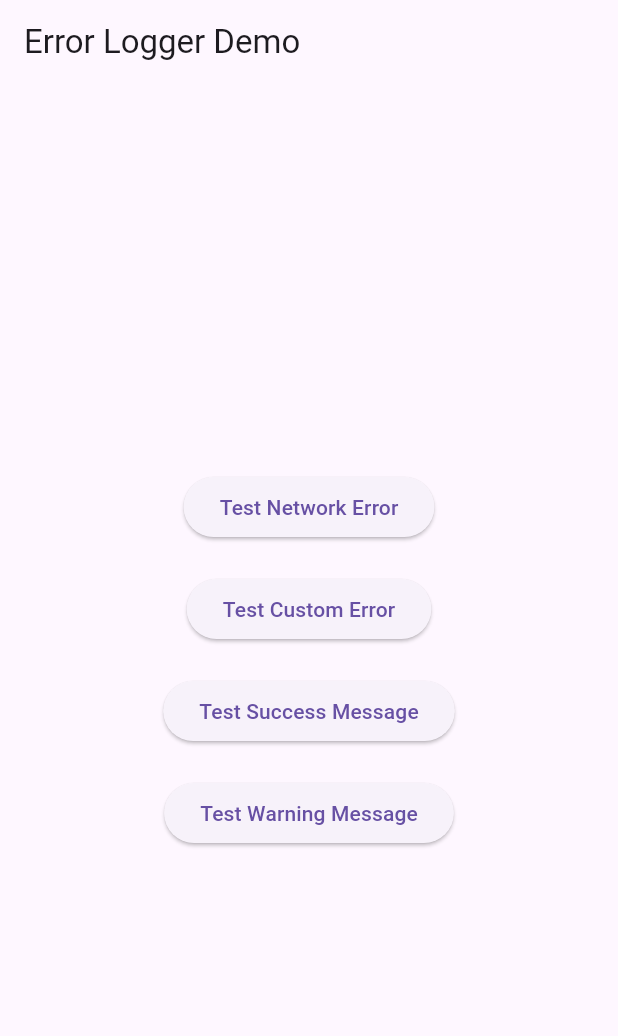
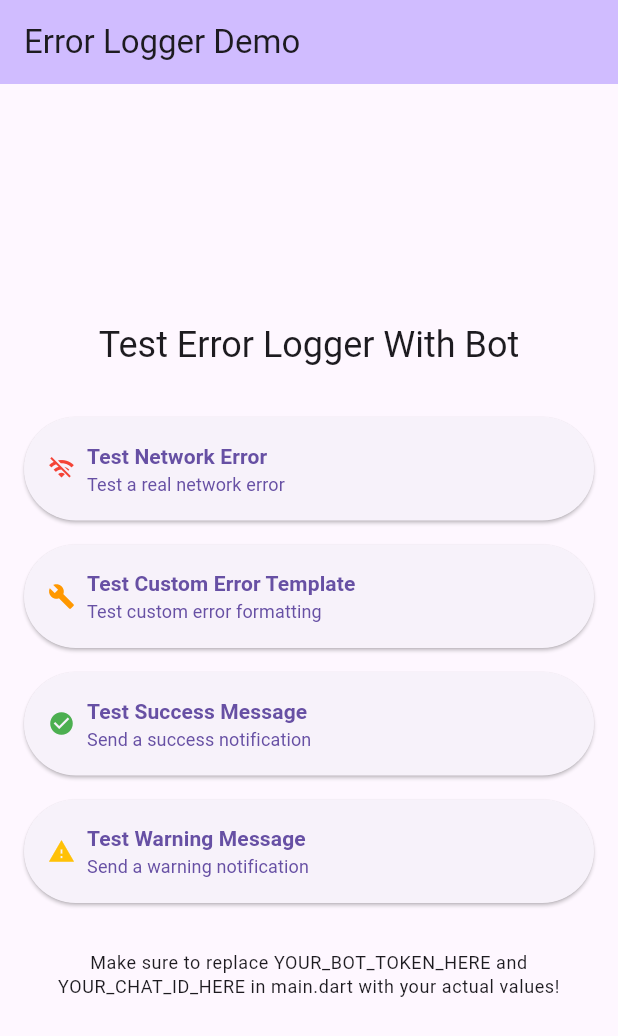
Before and after one commit to nurmuhammad0126/error_logger_with_bot, a Flutter app: the screen it shows after launch, on a phone screen of 412 x 824 dp. Shown: the top 1036 px of the screen. Run offline on Flutter 3.47's test engine with Material 3 defaults, Android fonts, the phone set to English and light mode, and no system bars; our stand-ins replace device_info_plus, dio, package_info_plus.

Commit message:
version first fixed and complate

```diff
--- a/lib/example/main.dart
+++ b/lib/example/main.dart
@@ -5,10 +5,14 @@ import 'package:dio/dio.dart';
 void main() async {
   WidgetsFlutterBinding.ensureInitialized();
 
+  // Initialize ErrorLoggerWithBot
   ErrorService.init(
-    botToken: '123456789:AAHdqTcvCH1vGWJxfSeofSAs0K5PALDsaw',
-    chatId: '123456789',
-    appName: 'My Flutter App',
+    botToken: 'YOUR_BOT_TOKEN_HERE', // Replace with your bot token
+    chatId:
+        'YOUR_CHAT_ID_HERE', // Replace with your chat ID (for groups: '-1001234567890')
+    appName: 'Error Logger Demo',
+    logSuccessText: '✅ Log sent successfully',
+    logFailText: '❌ Failed to send log:',
   );
 
   runApp(const MyApp());
@@ -23,8 +27,9 @@ class MyApp extends StatelessWidget {
       title: 'Error Logger Demo',
       theme: ThemeData(
         primarySwatch: Colors.blue,
+        useMaterial3: true,
       ),
-      home: const MyHomePage(),
+      home: MyHomePage(),
     );
   }
 }
@@ -44,29 +49,55 @@ class _MyHomePageState extends State<MyHomePage> {
     return Scaffold(
       appBar: AppBar(
         title: const Text('Error Logger Demo'),
+        backgroundColor: Theme.of(context).colorScheme.inversePrimary,
       ),
-      body: Center(
+      body: Padding(
+        padding: const EdgeInsets.all(16.0),
         child: Column(
           mainAxisAlignment: MainAxisAlignment.center,
           children: [
-            ElevatedButton(
-              onPressed: () => _testNetworkError(),
-              child: const Text('Test Network Error'),
+            Text(
+              'Test Error Logger With Bot',
+              style: Theme.of(context).textTheme.headlineSmall,
+              textAlign: TextAlign.center,
             ),
-            const SizedBox(height: 20),
-            ElevatedButton(
-              onPressed: () => _testCustomError(),
-              child: const Text('Test Custom Error'),
+            const SizedBox(height: 32),
+            _buildTestButton(
+              'Test Network Error',
+              'Test a real network error',
+              Icons.wifi_off,
+              Colors.red,
+              _testNetworkError,
             ),
-            const SizedBox(height: 20),
-            ElevatedButton(
-              onPressed: () => _testSuccessMessage(),
-              child: const Text('Test Success Message'),
+            const SizedBox(height: 16),
+            _buildTestButton(
+              'Test Custom Error Template',
+              'Test custom error formatting',
+              Icons.build,
+              Colors.orange,
+              _testCustomError,
             ),
-            const SizedBox(height: 20),
-            ElevatedButton(
-              onPressed: () => _testWarningMessage(),
-              child: const Text('Test Warning Message'),
+            const SizedBox(height: 16),
+            _buildTestButton(
+              'Test Success Message',
+              'Send a success notification',
+              Icons.check_circle,
+              Colors.green,
+              _testSuccessMessage,
+            ),
+            const SizedBox(height: 16),
+            _buildTestButton(
+              'Test Warning Message',
+              'Send a warning notification',
+              Icons.warning,
+              Colors.amber,
+              _testWarningMessage,
+            ),
+            const SizedBox(height: 32),
+            Text(
+              'Make sure to replace YOUR_BOT_TOKEN_HERE and YOUR_CHAT_ID_HERE in main.dart with your actual values!',
+              style: Theme.of(context).textTheme.bodySmall,
+              textAlign: TextAlign.center,
             ),
           ],
         ),
@@ -74,28 +105,68 @@ class _MyHomePageState extends State<MyHomePage> {
     );
   }
 
+  Widget _buildTestButton(
+    String title,
+    String subtitle,
+    IconData icon,
+    Color color,
+    VoidCallback onPressed,
+  ) {
+    return SizedBox(
+      width: double.infinity,
+      child: ElevatedButton.icon(
+        onPressed: onPressed,
+        icon: Icon(icon, color: color),
+        label: Column(
+          crossAxisAlignment: CrossAxisAlignment.start,
+          mainAxisSize: MainAxisSize.min,
+          children: [
+            Text(
+              title,
+              style: const TextStyle(fontWeight: FontWeight.bold),
+            ),
+            Text(
+              subtitle,
+              style:
+                  const TextStyle(fontSize: 12, fontWeight: FontWeight.normal),
+            ),
+          ],
+        ),
+        style: ElevatedButton.styleFrom(
+          padding: const EdgeInsets.all(16),
+          alignment: Alignment.centerLeft,
+        ),
+      ),
+    );
+  }
+
   Future<void> _testNetworkError() async {
     try {
-      // Xato URL bilan request yuborish
+      _showSnackBar('Sending test network request...', Colors.blue);
+
+      // Make a request to a non-existent endpoint to generate an error
       await _dio.get('https://jsonplaceholder.typicode.com/posts/999999');
     } on DioException catch (e, stackTrace) {
-      // Xatolikni Telegram'ga yuborish
+      // Send error to Telegram
       await ErrorService.sendError(
         error: e,
         stackTrace: stackTrace,
       );
 
-      // Foydalanuvchiga xabar ko'rsatish
-      _showSnackBar('Network error yuborildi!');
+      _showSnackBar('Network error sent to Telegram!', Colors.green);
+    } catch (e) {
+      _showSnackBar('Failed to send error: $e', Colors.red);
     }
   }
 
   Future<void> _testCustomError() async {
     try {
-      throw Exception('Bu test xatolik!');
+      // Simulate an application error
+      throw Exception('This is a test application error!');
     } catch (e, stackTrace) {
+      // Create a fake DioException for demonstration
       final fakeError = DioException(
-        requestOptions: RequestOptions(path: '/test'),
+        requestOptions: RequestOptions(path: '/test-endpoint'),
         message: e.toString(),
         type: DioExceptionType.unknown,
       );
@@ -105,63 +176,85 @@ class _MyHomePageState extends State<MyHomePage> {
         stackTrace: stackTrace,
         customTemplate: (error, time, appName) {
           return '''
-🔥 $appName da custom xatolik!
+🔥 Critical Error in $appName!
 
-⏰ Vaqt: ${time.toString()}
-❌ Xatolik: $error
+⏰ Timestamp: ${time.toIso8601String()}
+🚨 Error Details: $error
+📱 This was a custom template test!
 
-Bu test xatolik edi! 🚨
+Please investigate immediately! 🔍
 ''';
         },
       );
 
-      _showSnackBar('Custom error yuborildi!');
+      _showSnackBar('Custom error template sent!', Colors.green);
     }
   }
 
   Future<void> _testSuccessMessage() async {
+    try {
       final successMessage = ErrorMessageFormatter.createSuccessTemplate(
-      title: 'Muvaffaqiyatli amal',
-      message: 'Foydalanuvchi ro\'yxatdan o\'tdi',
-      data: {'user_id': 123, 'email': 'test@example.com'},
+        title: 'Operation Completed Successfully',
+        message: 'User registration process completed without errors',
+        data: {
+          'user_id': 12345,
+          'email': 'test.user@example.com',
+          'registration_time': DateTime.now().toIso8601String(),
+          'ip_address': '192.168.1.100',
+        },
       );
 
       await ErrorMessageFormatter.sendHtmlMessage(
-      botToken:
-          '123456789:AAHdqTcvCH1vGWJxfSeofSAs0K5PALDsaw', // O'z token'ingizni qo'ying
-      chatId: '123456789', // O'z chat ID'ingizni qo'ying
+        botToken: 'YOUR_BOT_TOKEN_HERE', // Replace with your actual token
+        chatId: 'YOUR_CHAT_ID_HERE', // Replace with your actual chat ID
         dio: _dio,
         text: successMessage,
-      logSuccessText: '✅ Success message yuborildi',
-      logFailText: '❌ Success message yuborishda xatolik',
+        logSuccessText: '✅ Success message sent to Telegram',
+        logFailText: '❌ Failed to send success message',
       );
 
-    _showSnackBar('Success message yuborildi!');
+      _showSnackBar('Success message sent to Telegram!', Colors.green);
+    } catch (e) {
+      _showSnackBar('Failed to send success message: $e', Colors.red);
+    }
   }
 
   Future<void> _testWarningMessage() async {
+    try {
       final warningMessage = ErrorMessageFormatter.createWarningTemplate(
-      title: 'Tizim ogohlantirishi',
-      message: 'Tizim resurslari tugamoqda',
-      details: 'RAM: 95%, Disk: 88%',
+        title: 'System Resource Warning',
+        message: 'Application resources are running low',
+        details: '''
+Memory Usage: 85%
+CPU Usage: 92%
+Storage Available: 1.2 GB
+Active Users: 1,247
+Response Time: 2.8s (above threshold)
+''',
       );
 
       await ErrorMessageFormatter.sendHtmlMessage(
-      botToken:
-          '123456789:AAHdqTcvCH1vGWJxfSeofSAs0K5PALDsaw', // O'z token'ingizni qo'ying
-      chatId: '123456789', // O'z chat ID'ingizni qo'ying
+        botToken: 'YOUR_BOT_TOKEN_HERE', // Replace with your actual token
+        chatId: 'YOUR_CHAT_ID_HERE', // Replace with your actual chat ID
         dio: _dio,
         text: warningMessage,
-      logSuccessText: '⚠️ Warning message yuborildi',
-      logFailText: '❌ Warning message yuborishda xatolik',
+        logSuccessText: '⚠️ Warning message sent to Telegram',
+        logFailText: '❌ Failed to send warning message',
       );
 
-    _showSnackBar('Warning message yuborildi!');
+      _showSnackBar('Warning message sent to Telegram!', Colors.green);
+    } catch (e) {
+      _showSnackBar('Failed to send warning message: $e', Colors.red);
+    }
   }
 
-  void _showSnackBar(String message) {
+  void _showSnackBar(String message, Color backgroundColor) {
     ScaffoldMessenger.of(context).showSnackBar(
-      SnackBar(content: Text(message)),
+      SnackBar(
+        content: Text(message),
+        backgroundColor: backgroundColor,
+        duration: const Duration(seconds: 3),
+      ),
     );
   }
 }
--- a/pubspec.yaml
+++ b/pubspec.yaml
@@ -1,7 +1,7 @@
 name: error_logger_with_bot
 description: Flutter package for sending error logs and custom messages to Telegram bot. Easy setup, detailed device info, and automatic fallback support.
 version: 1.0.0
-homepage: https://github.com/yourusername/error_logger_with_bot
+homepage: https://github.com/nurmuhammad0126/error_logger_with_bot
 
 environment:
   sdk: '>=3.0.0 <4.0.0'
```
Also changed, not shown: 3 other files. Lines whose indentation alone changed are shown as unchanged.
